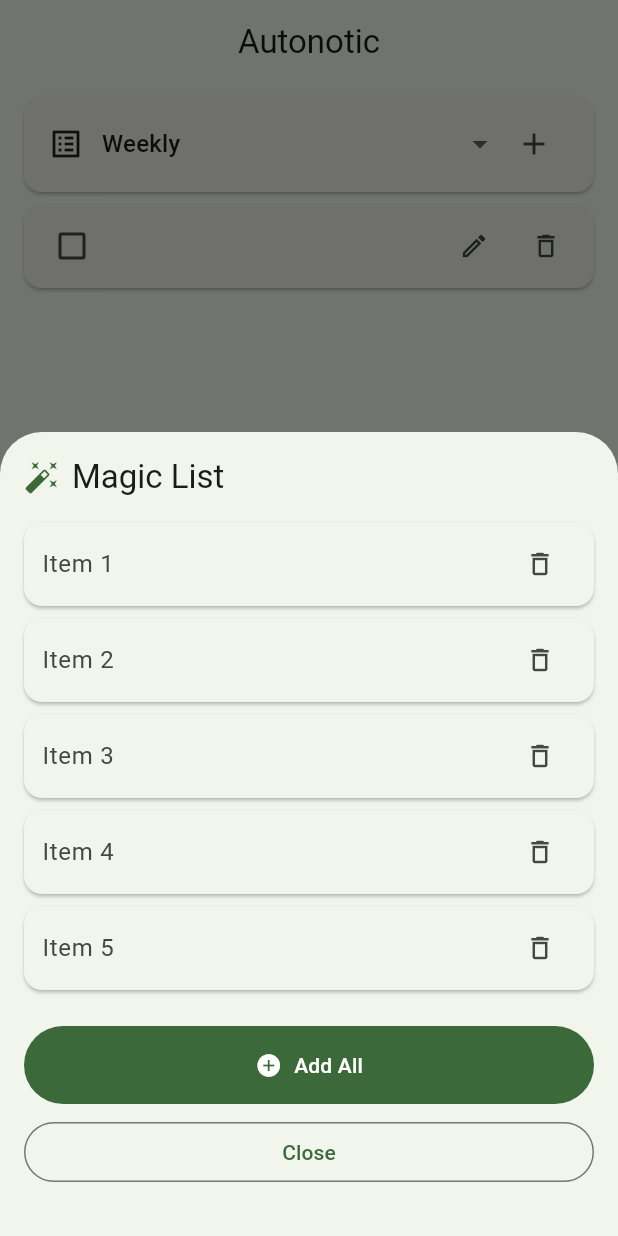
After one commit to Ahmed-Estiak/note-app, a Flutter app: the screen it shows after launch, after a tap on "Magic List", on a phone screen of 412 x 824 dp. The commit adds this screen. Run offline on Flutter 3.47's test engine with Material 3 defaults, Android fonts, the phone set to English and light mode, and no system bars; our stand-ins replace shared_preferences.

Commit message:
Add Magic List feature in ListsPage to allow users to add multiple grocery items at once. Replaced Suggestions button with Magic List button, enhancing item addition experience.

```diff
--- a/lib/pages/lists_page.dart
+++ b/lib/pages/lists_page.dart
@@ -8,6 +8,7 @@ import '../widgets/list_selector.dart';
 import '../widgets/bullet_item.dart';
 import '../widgets/add_edit_item_sheet.dart';
 import '../widgets/suggestions_sheet.dart';
+import '../widgets/magic_list_sheet.dart';
 import '../widgets/expiring_banner.dart';
 
 class ListsPage extends StatefulWidget {
@@ -154,9 +155,9 @@ class _ListsPageState extends State<ListsPage> {
               children: [
                 Expanded(
                   child: OutlinedButton.icon(
-                    onPressed: () => _showSuggestionsSheet(context, provider),
-                    icon: const Icon(Icons.lightbulb_outline),
-                    label: const Text('Suggestions'),
+                    onPressed: () => _showMagicListSheet(context, provider),
+                    icon: const Icon(Icons.auto_fix_high),
+                    label: const Text('Magic List'),
                   ),
                 ),
                 const SizedBox(width: 12),
@@ -356,6 +357,48 @@ class _ListsPageState extends State<ListsPage> {
     );
   }
 
+  void _showMagicListSheet(BuildContext context, GroceryProvider provider) {
+    showModalBottomSheet(
+      context: context,
+      isScrollControlled: true,
+      builder: (sheetContext) => MagicListSheet(
+        onAddAll: (items) async {
+          final selectedList = provider.selectedList;
+          if (selectedList == null) return;
+
+          // Find the last empty bullet point
+          int? emptyBulletIndex;
+          for (int i = selectedList.items.length - 1; i >= 0; i--) {
+            if (selectedList.items[i].name.trim().isEmpty) {
+              emptyBulletIndex = i;
+              break;
+            }
+          }
+
+          // Add all items before the empty bullet
+          for (final itemName in items) {
+            final newItem = GroceryItem(
+              id: const Uuid().v4(),
+              name: itemName,
+            );
+
+            if (emptyBulletIndex != null) {
+              await provider.addItem(newItem, position: emptyBulletIndex);
+              emptyBulletIndex++; // Increment for next item
+            } else {
+              await provider.addItem(newItem);
+            }
+          }
+
+          // Show notification
+          if (context.mounted) {
+            _showOverlayNotification(context, '${items.length} items added');
+          }
+        },
+      ),
+    );
+  }
+
   void _showOverlayNotification(BuildContext context, String message) {
     final overlay = Overlay.of(context);
     late OverlayEntry overlayEntry;
--- /dev/null
+++ b/lib/widgets/magic_list_sheet.dart
@@ -0,0 +1,174 @@
+import 'package:flutter/material.dart';
+import 'package:provider/provider.dart';
+import '../providers/grocery_provider.dart';
+
+class MagicListSheet extends StatefulWidget {
+  final Function(List<String> items) onAddAll;
+
+  const MagicListSheet({
+    super.key,
+    required this.onAddAll,
+  });
+
+  @override
+  State<MagicListSheet> createState() => _MagicListSheetState();
+}
+
+class _MagicListSheetState extends State<MagicListSheet> {
+  final List<TextEditingController> _controllers = [];
+  final List<bool> _deletedItems = [];
+
+  @override
+  void initState() {
+    super.initState();
+    // Initialize with 5 empty controllers and deletion states
+    for (int i = 0; i < 5; i++) {
+      _controllers.add(TextEditingController());
+      _deletedItems.add(false);
+    }
+  }
+
+  @override
+  void dispose() {
+    for (final controller in _controllers) {
+      controller.dispose();
+    }
+    super.dispose();
+  }
+
+  void _deleteItem(int index) {
+    setState(() {
+      _deletedItems[index] = true;
+    });
+  }
+
+  void _addAllItems() {
+    final items = <String>[];
+    for (int i = 0; i < _controllers.length; i++) {
+      if (!_deletedItems[i]) {
+        final text = _controllers[i].text.trim();
+        if (text.isNotEmpty) {
+          items.add(text);
+        }
+      }
+    }
+
+    if (items.isNotEmpty) {
+      widget.onAddAll(items);
+      Navigator.pop(context);
+    }
+  }
+
+  @override
+  Widget build(BuildContext context) {
+    final provider = context.watch<GroceryProvider>();
+    final selectedList = provider.selectedList;
+
+    // Get suggestions and populate controllers on first build
+    if (_controllers[0].text.isEmpty) {
+      final suggestions = provider.predictedItemNames(limit: 5);
+
+      // Filter out items already in the list
+      final existingItemNames = selectedList?.items
+          .map((item) => item.name.toLowerCase().trim())
+          .toSet() ?? {};
+
+      final filteredSuggestions = suggestions
+          .where((suggestion) => !existingItemNames.contains(suggestion))
+          .take(5)
+          .toList();
+
+      // Populate controllers with suggestions
+      for (int i = 0; i < filteredSuggestions.length && i < 5; i++) {
+        _controllers[i].text = filteredSuggestions[i][0].toUpperCase() +
+                                filteredSuggestions[i].substring(1);
+      }
+    }
+
+    return Container(
+      padding: EdgeInsets.only(
+        bottom: MediaQuery.of(context).viewInsets.bottom + 16,
+        top: 16,
+        left: 16,
+        right: 16,
+      ),
+      child: Column(
+        mainAxisSize: MainAxisSize.min,
+        crossAxisAlignment: CrossAxisAlignment.stretch,
+        children: [
+          // Title
+          Row(
+            children: [
+              Icon(
+                Icons.auto_fix_high,
+                color: Theme.of(context).colorScheme.primary,
+              ),
+              const SizedBox(width: 8),
+              Text(
+                'Magic List',
+                style: Theme.of(context).textTheme.titleLarge,
+              ),
+            ],
+          ),
+          const SizedBox(height: 16),
+
+          // 5 Editable boxes
+          ...List.generate(5, (index) {
+            if (_deletedItems[index]) {
+              return const SizedBox.shrink();
+            }
+
+            return Card(
+              margin: const EdgeInsets.only(bottom: 8),
+              child: Padding(
+                padding: const EdgeInsets.symmetric(horizontal: 12, vertical: 4),
+                child: Row(
+                  children: [
+                    Expanded(
+                      child: TextField(
+                        controller: _controllers[index],
+                        decoration: InputDecoration(
+                          hintText: 'Item ${index + 1}',
+                          border: InputBorder.none,
+                          isDense: true,
+                        ),
+                        style: const TextStyle(fontSize: 16),
+                      ),
+                    ),
+                    IconButton(
+                      icon: const Icon(Icons.delete_outline, size: 20),
+                      onPressed: () => _deleteItem(index),
+                      tooltip: 'Delete',
+                    ),
+                  ],
+                ),
+              ),
+            );
+          }),
+
+          const SizedBox(height: 16),
+
+          // Add All button
+          FilledButton.icon(
+            onPressed: _addAllItems,
+            icon: const Icon(Icons.add_circle),
+            label: const Text('Add All'),
+            style: FilledButton.styleFrom(
+              padding: const EdgeInsets.symmetric(vertical: 16),
+            ),
+          ),
+
+          const SizedBox(height: 8),
+
+          // Close button
+          OutlinedButton(
+            onPressed: () => Navigator.pop(context),
+            child: const Text('Close'),
+          ),
+
+          const SizedBox(height: 16),
+        ],
+      ),
+    );
+  }
+}
```
